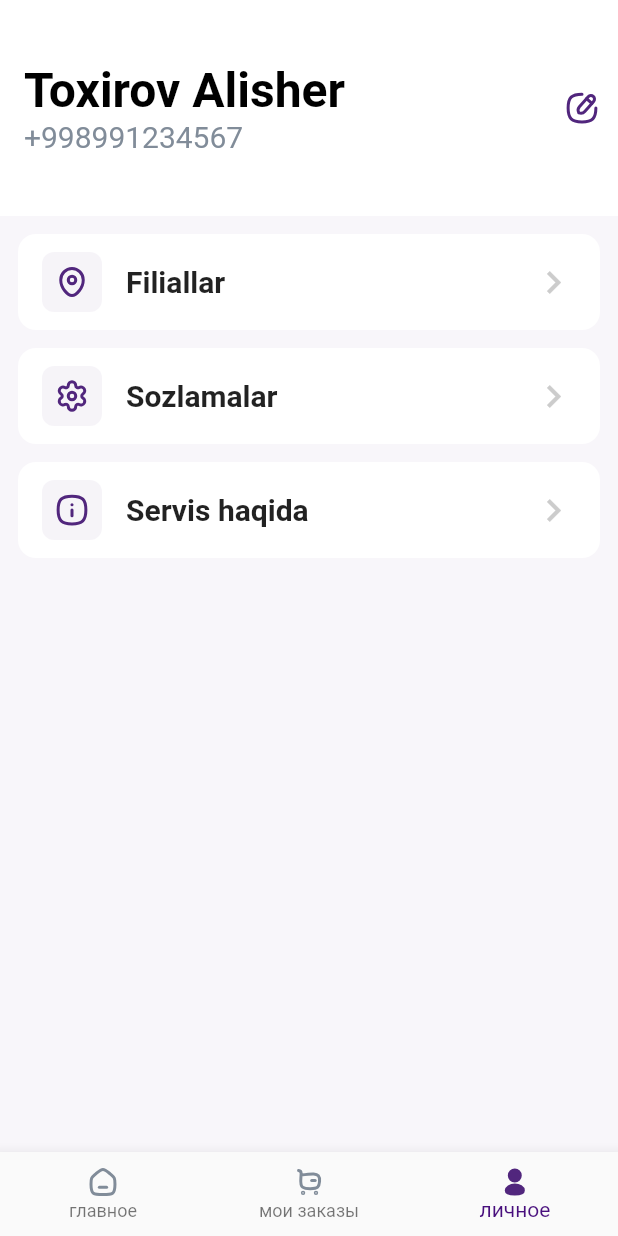
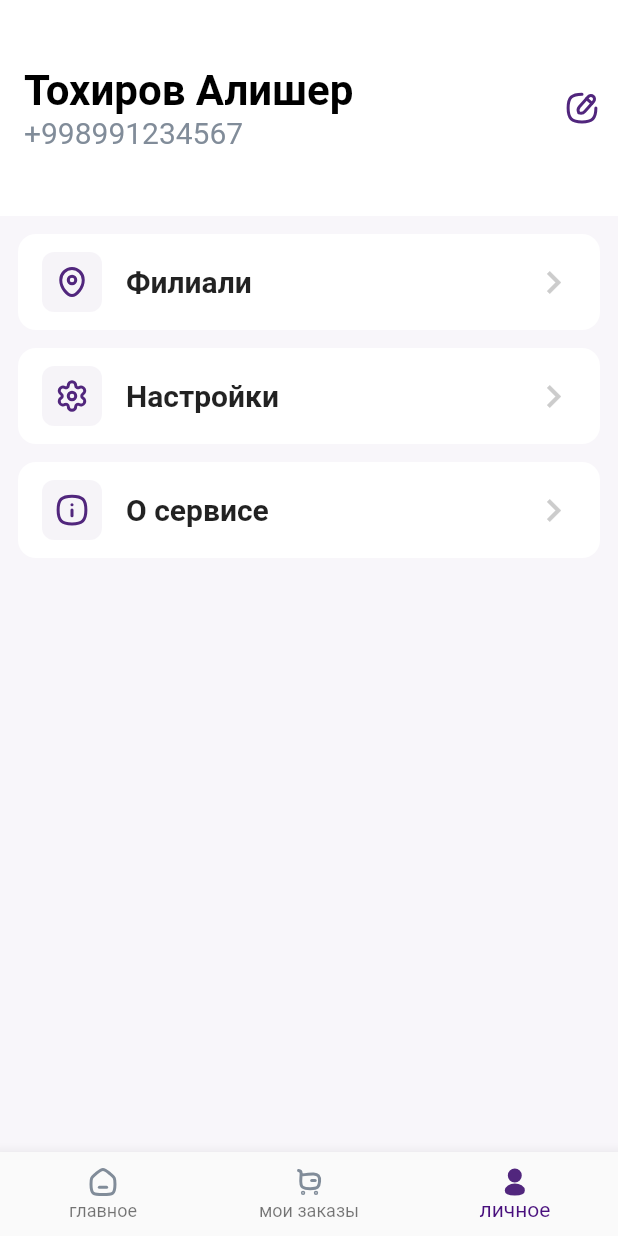
Before and after one commit to Hasanboynazirboyev/partfoliya, a Flutter app: the screen it shows after launch, item 3 of the bottom bar chosen, on a phone screen of 412 x 824 dp. Run offline on Flutter 3.47's test engine with Material 2 defaults, Android fonts, the light colour scheme and no system bars; our stand-ins replace flutter_svg.

Commit message:
yetar endi

```diff
--- a/lib/screens/views/profile/profile_page.dart
+++ b/lib/screens/views/profile/profile_page.dart
@@ -17,11 +17,25 @@ class _ProfilPageState extends State<ProfilPage> {
   late String familya;
   late String ism;
   late String number;
+  late List iconPath;
+  late List nomlar ;
+
 
   @override
   void initState() {
-    familya = "Toxirov";
-    ism = "Alisher";
+    nomlar = [
+      "Филиали",
+      "Настройки",
+      "О сервисе",
+    ];
+
+    iconPath = [
+      "assets/svg/ic_location.svg",
+       "assets/svg/ic_settings.svg",
+        "assets/svg/ic_info.svg",
+    ];
+    familya = "Тохиров";
+    ism = "Алишер";
     number = "+998991234567";
     super.initState();
   }
@@ -31,7 +45,6 @@ class _ProfilPageState extends State<ProfilPage> {
   @override
   Widget build(BuildContext context) {
     return Scaffold(
-      backgroundColor: Color.fromRGBO(255, 255, 255, 0.01),
       appBar: AppBar(
         toolbarHeight: 144,
         title: Column(
@@ -40,9 +53,9 @@ class _ProfilPageState extends State<ProfilPage> {
             Text(
               "$familya $ism",
               style: TextStyle(
-                  fontSize: 32,
+                  fontSize: 28,
                   color: Colors.black,
-                  fontWeight: FontWeight.bold),
+                  fontWeight: FontWeight.w700),
             ),
             Text(
               number,
@@ -71,62 +84,10 @@ class _ProfilPageState extends State<ProfilPage> {
           ),
         ],
       ),
-      body: Column(
-        children: [
-          InkWell(
-            onTap: () {},
-            child: Padding(
-              padding: const EdgeInsets.only(
-                  top: 12, bottom: 6, left: 12, right: 12),
-              child: listTileFunc(
-                nomi: "Filiallar",
-                onTap: () {},
-                leading: SvgPicture.asset(
-                  width: 24,
-                  height: 24,
-                  "assets/svg/ic_location.svg",
-                ),
-              ),
-            ),
-          ),
-          InkWell(
-            onTap: () {},
-            child: Padding(
-              padding:
-                  const EdgeInsets.only(top: 6, bottom: 6, left: 12, right: 12),
-              child: listTileFunc(
-                  nomi: "Sozlamalar",
-                  leading: SvgPicture.asset(
-                    width: 24,
-                    height: 24,
-                    "assets/svg/ic_settings.svg",
-                  ),
-                  onTap: () {}),
-            ),
-          ),
-          InkWell(
-            onTap: () {},
-            child: Padding(
-              padding:
-                  const EdgeInsets.only(top: 6, right: 12, left: 12, bottom: 6),
-              child: listTileFunc(
-                  nomi: "Servis haqida",
-                  leading: SvgPicture.asset(
-                    width: 24,
-                    height: 24,
-                    "assets/svg/ic_info.svg",
-                  ),
-                  onTap: () {}),
-            ),
-          )
-        ],
-      ),
-    );
-  }
-
-  Widget listTileFunc(
-      {required String nomi, required void Function() onTap, Widget? leading}) {
-    return Container(
+      body: ListView.separated(
+        padding: EdgeInsets.all(12),
+        itemBuilder: ((context, index) {
+       return Container(
       height: 64,
       decoration: BoxDecoration(
         color: Colors.white,
@@ -142,10 +103,11 @@ class _ProfilPageState extends State<ProfilPage> {
               color: Color.fromRGBO(81, 38, 125, 0.05),
               borderRadius: BorderRadius.circular(8),
             ),
-            child: leading),
+            child: SvgPicture.asset(iconPath[index])
+            ),
         title: Text(
-          "$nomi",
-          style: TextStyle(fontSize: 20, fontWeight: FontWeight.bold),
+          "${nomlar[index]}",
+          style: TextStyle(fontSize: 20, fontWeight: FontWeight.w600),
         ),
         trailing: Icon(
           Icons.chevron_right_outlined,
@@ -154,5 +116,10 @@ class _ProfilPageState extends State<ProfilPage> {
         ),
       ),
     );
+      }), separatorBuilder: ((context, index) {
+        return SizedBox(height: 12,);
+      }),
+       itemCount: 3)
+    );
   }
 }
```
Also changed, not shown: lib/screens/views/home/home_page.dart (+8 -10 lines), lib/screens/views/orders/order_history_page.dart (+5 -9 lines), lib/screens/views/orders/order_page.dart (+71 -18 lines), lib/screens/views/products/backet/backet_products.dart (renamed from lib/screens/views/products/backet/backet_appbar_page.dart, +9 -9 lines), lib/screens/views/products/backet/basket_page.dart (+51 -22 lines), lib/screens/views/products/info_products.dart (+8 -8 lines), lib/screens/views/products/max_burger_page.dart (+7 -7 lines), lib/screens/views/products/recomenduem_page.dart (+12 -12 lines), lib/screens/views/profile/redact_profile.dart (+14 -13 lines).
